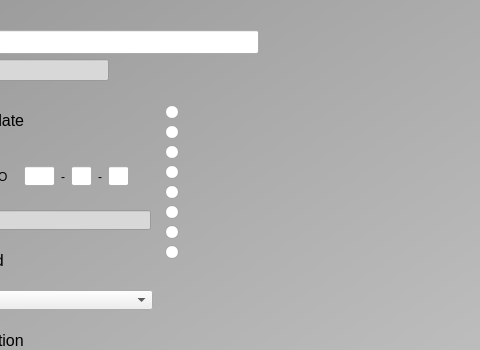
Qt form first/FormApp.ui (MedvedevIgS/Lab_SUBD) before a commit; both pictures show x 700 to 1180 and y 0 to 350 of the 1277 by 820 pixel window.
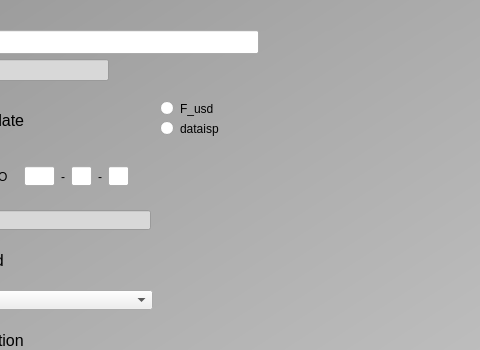
The same form after that commit.

Commit message: -Рефакторинг кода -Добавление функции добавления кода в dataisp, если пользователь при добавление записи в F_usd указал код, которого нет в dataisp

The edit to the form file:
```diff
--- a/first/FormApp.ui
+++ b/first/FormApp.ui
@@ -225,101 +225,6 @@
      </item>
     </layout>
    </widget>
-   <widget class="QWidget" name="formLayoutWidget">
-    <property name="geometry">
-     <rect>
-      <x>860</x>
-      <y>100</y>
-      <width>160</width>
-      <height>181</height>
-     </rect>
-    </property>
-    <layout class="QFormLayout" name="formLayout">
-     <property name="horizontalSpacing">
-      <number>5</number>
-     </property>
-     <property name="verticalSpacing">
-      <number>5</number>
-     </property>
-     <property name="leftMargin">
-      <number>5</number>
-     </property>
-     <property name="topMargin">
-      <number>5</number>
-     </property>
-     <property name="rightMargin">
-      <number>5</number>
-     </property>
-     <property name="bottomMargin">
-      <number>5</number>
-     </property>
-     <item row="0" column="0">
-      <widget class="QRadioButton" name="RB1">
-       <property name="enabled">
-        <bool>true</bool>
-       </property>
-       <property name="tabletTracking">
-        <bool>false</bool>
-       </property>
-       <property name="autoFillBackground">
-        <bool>false</bool>
-       </property>
-       <property name="text">
-        <string/>
-       </property>
-      </widget>
-     </item>
-     <item row="1" column="0">
-      <widget class="QRadioButton" name="RB2">
-       <property name="text">
-        <string/>
-       </property>
-      </widget>
-     </item>
-     <item row="2" column="0">
-      <widget class="QRadioButton" name="RB3">
-       <property name="text">
-        <string/>
-       </property>
-      </widget>
-     </item>
-     <item row="3" column="0">
-      <widget class="QRadioButton" name="RB4">
-       <property name="text">
-        <string/>
-       </property>
-      </widget>
-     </item>
-     <item row="4" column="0">
-      <widget class="QRadioButton" name="RB5">
-       <property name="text">
-        <string/>
-       </property>
-      </widget>
-     </item>
-     <item row="5" column="0">
-      <widget class="QRadioButton" name="RB6">
-       <property name="text">
-        <string/>
-       </property>
-      </widget>
-     </item>
-     <item row="6" column="0">
-      <widget class="QRadioButton" name="RB7">
-       <property name="text">
-        <string/>
-       </property>
-      </widget>
-     </item>
-     <item row="7" column="0">
-      <widget class="QRadioButton" name="RB8">
-       <property name="text">
-        <string/>
-       </property>
-      </widget>
-     </item>
-    </layout>
-   </widget>
    <widget class="QLineEdit" name="Error">
     <property name="geometry">
      <rect>
@@ -929,6 +834,32 @@
      <bool>true</bool>
     </property>
    </widget>
+   <widget class="QRadioButton" name="RB2">
+    <property name="geometry">
+     <rect>
+      <x>860</x>
+      <y>120</y>
+      <width>82</width>
+      <height>17</height>
+     </rect>
+    </property>
+    <property name="text">
+     <string>dataisp</string>
+    </property>
+   </widget>
+   <widget class="QRadioButton" name="RB1">
+    <property name="geometry">
+     <rect>
+      <x>860</x>
+      <y>100</y>
+      <width>82</width>
+      <height>17</height>
+     </rect>
+    </property>
+    <property name="text">
+     <string>F_usd</string>
+    </property>
+   </widget>
   </widget>
   <action name="action">
    <property name="text">
```
The commit also changes 2 other files.
